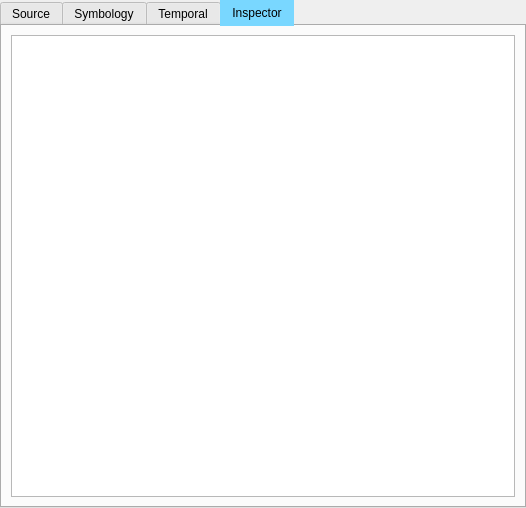
Above: ui/sensor_things_inspector_main_panel.ui from Sandro71/SensorThingsInspector_QGIS-plugin before the change. Below: the same form after it.
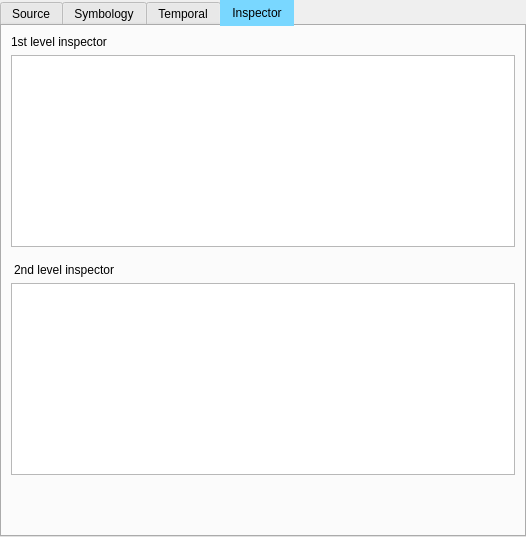
That is the form after the change. The open tabs and pages were chosen to show the change. Custom widgets are drawn as their Qt base class.

```diff
--- a/ui/sensor_things_inspector_main_panel.ui
+++ b/ui/sensor_things_inspector_main_panel.ui
@@ -7,7 +7,7 @@
     <x>0</x>
     <y>0</y>
     <width>526</width>
-    <height>508</height>
+    <height>537</height>
    </rect>
   </property>
   <property name="windowTitle">
@@ -541,6 +541,13 @@
         <string>Inspector</string>
        </attribute>
        <layout class="QVBoxLayout" name="verticalLayout_6">
+        <item>
+         <widget class="QLabel" name="lblFirstLimitTable">
+          <property name="text">
+           <string>1st level inspector</string>
+          </property>
+         </widget>
+        </item>
         <item>
          <widget class="QFrame" name="pnlExport">
           <property name="minimumSize">
@@ -571,6 +578,32 @@
           </layout>
          </widget>
         </item>
+        <item>
+         <widget class="QLabel" name="lblSecondLimitTable">
+          <property name="styleSheet">
+           <string notr="true">margin-top: 10</string>
+          </property>
+          <property name="text">
+           <string>2nd level inspector</string>
+          </property>
+         </widget>
+        </item>
+        <item>
+         <widget class="QTableView" name="tvwObservationInspectorLimits"/>
+        </item>
+        <item>
+         <spacer name="verticalSpacer">
+          <property name="orientation">
+           <enum>Qt::Vertical</enum>
+          </property>
+          <property name="sizeHint" stdset="0">
+           <size>
+            <width>20</width>
+            <height>40</height>
+           </size>
+          </property>
+         </spacer>
+        </item>
        </layout>
       </widget>
      </widget>
```
Left out of the diff: 2 changed lines with no effect on the pictures.
